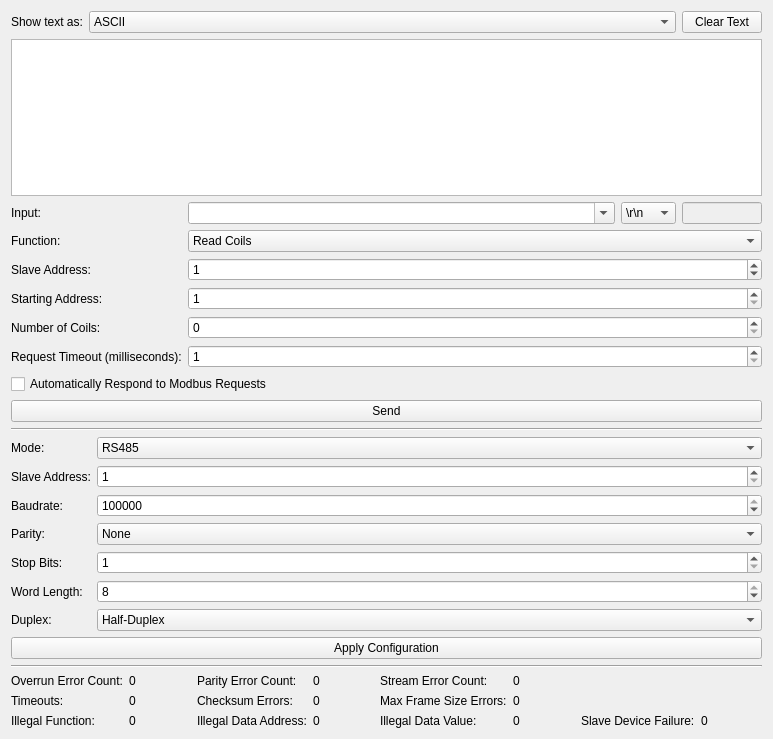
The window that src/brickv/plugin_system/plugins/rs485/ui/rs485.ui (Tinkerforge/brickv) describes before a commit, drawn with Qt 5.
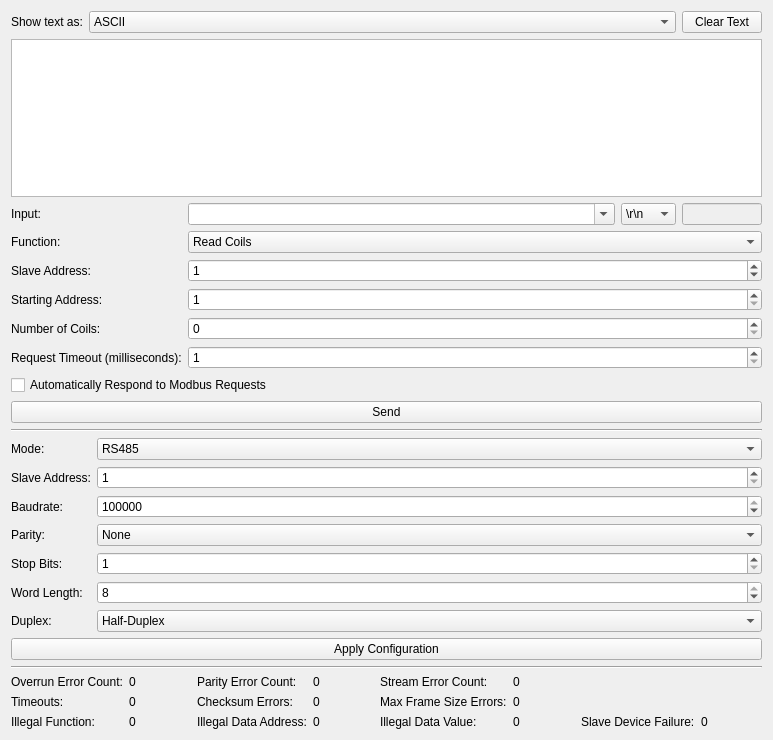
The same window after the commit.

Commit message: bricklet-rs485: Adjust to RS485 mode constant change

Diff of the .ui file:
```diff
--- a/src/brickv/plugin_system/plugins/rs485/ui/rs485.ui
+++ b/src/brickv/plugin_system/plugins/rs485/ui/rs485.ui
@@ -7,7 +7,7 @@
     <x>0</x>
     <y>0</y>
     <width>773</width>
-    <height>739</height>
+    <height>740</height>
    </rect>
   </property>
   <property name="windowTitle">
```
Left out of the diff: 10 changed lines with no effect on the pictures. The commit also changes 2 other files.
